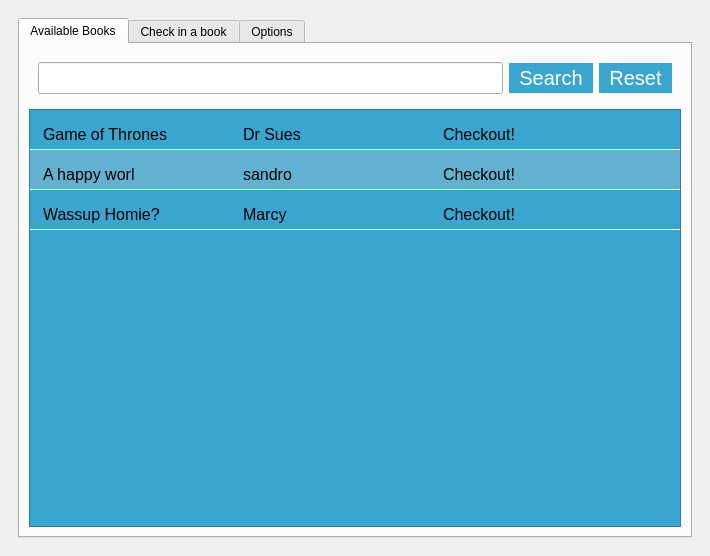
Before: the Qt Designer form checkout.ui in sbadame/checkout, drawn with Qt 5.
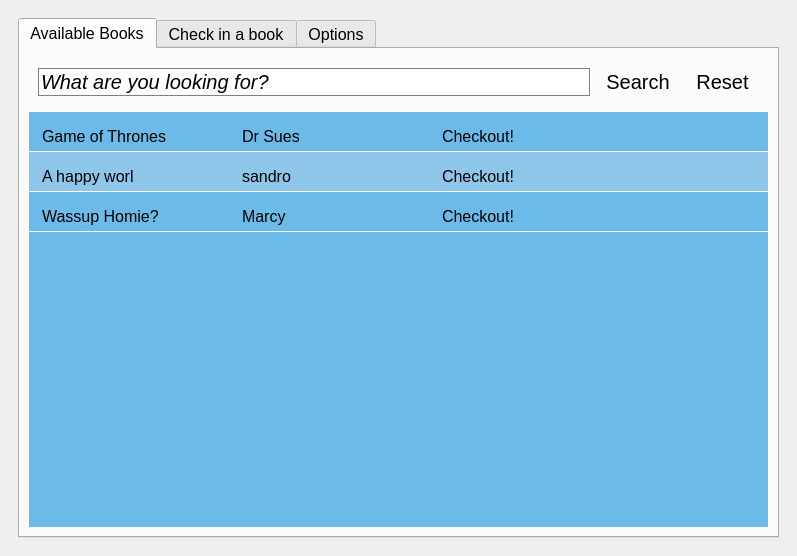
After: the same form once the commit is applied.

The edit to the form file:
```diff
--- a/checkout.ui
+++ b/checkout.ui
@@ -16,28 +16,34 @@
   <property name="styleSheet">
    <string notr="true">QWidget {
   font-family: 'Calibri';
+  font-size: 16px;
 }
 
 QLineEdit {
   font-size: 20px;
   font-family: 'Calibri';
   font-style: italic;
+  border: 1px solid gray;
 }
 
 QPushButton {
-  color: white;
-  background-color: #3AA6D0;
   padding: 3px 10px 3px 10px;
   font-size: 20px;
   border: none;
-  
+}
+
+QPushButton:hover {
+  color: white;
+  background-color: #3AA6D0;
+  border: 1px solid blue;
 }
 
 QTableWidget {
   font-size: 16px;
   font-family: 'Gisha';
-  background-color: #3AA6D0;
-  alternate-background-color: #62B1D0;
+  background-color: #6CBAE8;
+  alternate-background-color: #8DC6E8;
+  border: none;
 }
 
 QTableWidget::item {
@@ -47,7 +53,9 @@
 }
 
 QTableWidget::item:selected:active {
-   border: none;
+   background-color: #145D88;
+    border-top: 1px solid black;
+    border-bottom: 1px solid black;
 }</string>
   </property>
   <widget class="QWidget" name="centralwidget">
@@ -73,9 +81,16 @@
           <layout class="QVBoxLayout" name="verticalLayout_2">
            <item>
             <widget class="QWidget" name="widget_2" native="true">
+             <property name="styleSheet">
+              <string notr="true"/>
+             </property>
              <layout class="QHBoxLayout" name="horizontalLayout_2">
               <item>
-               <widget class="QLineEdit" name="checkout_query"/>
+               <widget class="QLineEdit" name="checkout_query">
+                <property name="text">
+                 <string>What are you looking for?</string>
+                </property>
+               </widget>
               </item>
               <item>
                <widget class="QPushButton" name="checkout_search">
```
Left out of the diff: 6 changed lines with no effect on the pictures.
